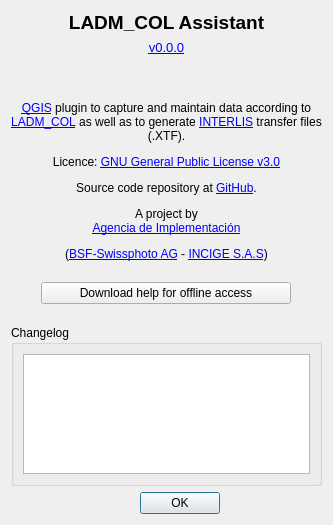
Qt form asistente_ladm_col/ui/dialogs/dlg_about.ui (SwissTierrasColombia/Asistente-LADM-COL) before a commit.
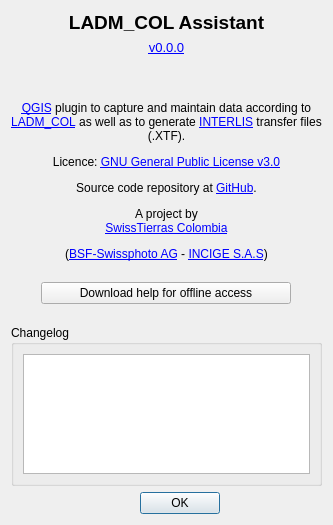
The same form after that commit. Icons and pictures are not drawn. Custom widgets are drawn as their Qt base class.

Commit message: Change references to Proadmintierra and AI by SwissTierras Colombia

```diff
--- a/asistente_ladm_col/ui/dialogs/dlg_about.ui
+++ b/asistente_ladm_col/ui/dialogs/dlg_about.ui
@@ -58,7 +58,7 @@
    <item row="5" column="0" colspan="2">
     <widget class="QLabel" name="label">
      <property name="text">
-      <string>&lt;html&gt;&lt;head/&gt;&lt;body&gt;&lt;p align=&quot;center&quot;&gt;&lt;a href=&quot;http://qgis.org&quot;&gt;&lt;span style=&quot; text-decoration: underline; color:#0000ff;&quot;&gt;QGIS&lt;/span&gt;&lt;/a&gt; plugin to capture and maintain data according to &lt;a href=&quot;https://github.com/AgenciaImplementacion/LADM_COL&quot;&gt;&lt;span style=&quot; text-decoration: underline; color:#0000ff;&quot;&gt;LADM_COL&lt;/span&gt;&lt;/a&gt; as well as to generate &lt;a href=&quot;https://www.interlis.ch/en&quot;&gt;&lt;span style=&quot; text-decoration: underline; color:#0000ff;&quot;&gt;INTERLIS&lt;/span&gt;&lt;/a&gt; transfer files (.XTF).&lt;/p&gt;&lt;p align=&quot;center&quot;&gt;Licence: &lt;a href=&quot;https://github.com/AgenciaImplementacion/Asistente-LADM_COL/blob/master/LICENSE&quot;&gt;&lt;span style=&quot; text-decoration: underline; color:#0000ff;&quot;&gt;GNU General Public License v3.0&lt;/span&gt;&lt;/a&gt;&lt;/p&gt;&lt;p align=&quot;center&quot;&gt;Source code repository at &lt;a href=&quot;https://github.com/AgenciaImplementacion/Asistente-LADM_COL&quot;&gt;&lt;span style=&quot; text-decoration: underline; color:#0000ff;&quot;&gt;GitHub&lt;/span&gt;&lt;/a&gt;.&lt;/p&gt;&lt;p align=&quot;center&quot;&gt;A project by&lt;br/&gt;&lt;a href=&quot;https://www.proadmintierra.info/&quot;&gt;&lt;span style=&quot; text-decoration: underline; color:#0000ff;&quot;&gt;Agencia de Implementación&lt;/span&gt;&lt;/a&gt;&lt;/p&gt;&lt;p align=&quot;center&quot;&gt;(&lt;a href=&quot;http://bsf-swissphoto.com/&quot;&gt;&lt;span style=&quot; text-decoration: underline; color:#0000ff;&quot;&gt;BSF-Swissphoto AG&lt;/span&gt;&lt;/a&gt; - &lt;a href=&quot;http://www.incige.com/&quot;&gt;&lt;span style=&quot; text-decoration: underline; color:#0000ff;&quot;&gt;INCIGE S.A.S&lt;/span&gt;&lt;/a&gt;)&lt;/p&gt;&lt;/body&gt;&lt;/html&gt;</string>
+      <string>&lt;html&gt;&lt;head/&gt;&lt;body&gt;&lt;p align=&quot;center&quot;&gt;&lt;a href=&quot;http://qgis.org&quot;&gt;&lt;span style=&quot; text-decoration: underline; color:#0000ff;&quot;&gt;QGIS&lt;/span&gt;&lt;/a&gt; plugin to capture and maintain data according to &lt;a href=&quot;https://github.com/SwissTierrasColombia/LADM_COL&quot;&gt;&lt;span style=&quot; text-decoration: underline; color:#0000ff;&quot;&gt;LADM_COL&lt;/span&gt;&lt;/a&gt; as well as to generate &lt;a href=&quot;https://www.interlis.ch/en&quot;&gt;&lt;span style=&quot; text-decoration: underline; color:#0000ff;&quot;&gt;INTERLIS&lt;/span&gt;&lt;/a&gt; transfer files (.XTF).&lt;/p&gt;&lt;p align=&quot;center&quot;&gt;Licence: &lt;a href=&quot;https://github.com/SwissTierrasColombia/Asistente-LADM_COL/blob/master/LICENSE&quot;&gt;&lt;span style=&quot; text-decoration: underline; color:#0000ff;&quot;&gt;GNU General Public License v3.0&lt;/span&gt;&lt;/a&gt;&lt;/p&gt;&lt;p align=&quot;center&quot;&gt;Source code repository at &lt;a href=&quot;https://github.com/SwissTierrasColombia/Asistente-LADM_COL&quot;&gt;&lt;span style=&quot; text-decoration: underline; color:#0000ff;&quot;&gt;GitHub&lt;/span&gt;&lt;/a&gt;.&lt;/p&gt;&lt;p align=&quot;center&quot;&gt;A project by&lt;br/&gt;&lt;a href=&quot;https://swisstierrascolombia.com/&quot;&gt;&lt;span style=&quot; text-decoration: underline; color:#0000ff;&quot;&gt;SwissTierras Colombia&lt;/span&gt;&lt;/a&gt;&lt;/p&gt;&lt;p align=&quot;center&quot;&gt;(&lt;a href=&quot;http://bsf-swissphoto.com/&quot;&gt;&lt;span style=&quot; text-decoration: underline; color:#0000ff;&quot;&gt;BSF-Swissphoto AG&lt;/span&gt;&lt;/a&gt; - &lt;a href=&quot;http://www.incige.com/&quot;&gt;&lt;span style=&quot; text-decoration: underline; color:#0000ff;&quot;&gt;INCIGE S.A.S&lt;/span&gt;&lt;/a&gt;)&lt;/p&gt;&lt;/body&gt;&lt;/html&gt;</string>
      </property>
      <property name="wordWrap">
       <bool>true</bool>
```
The commit also changes 8 other files.
